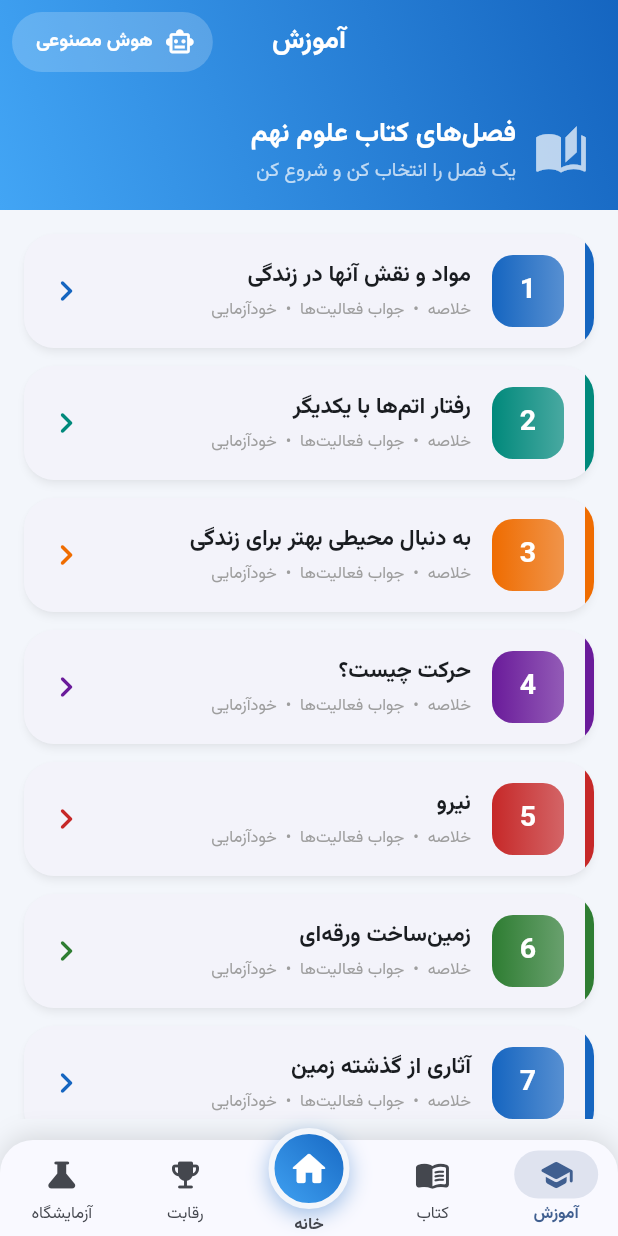
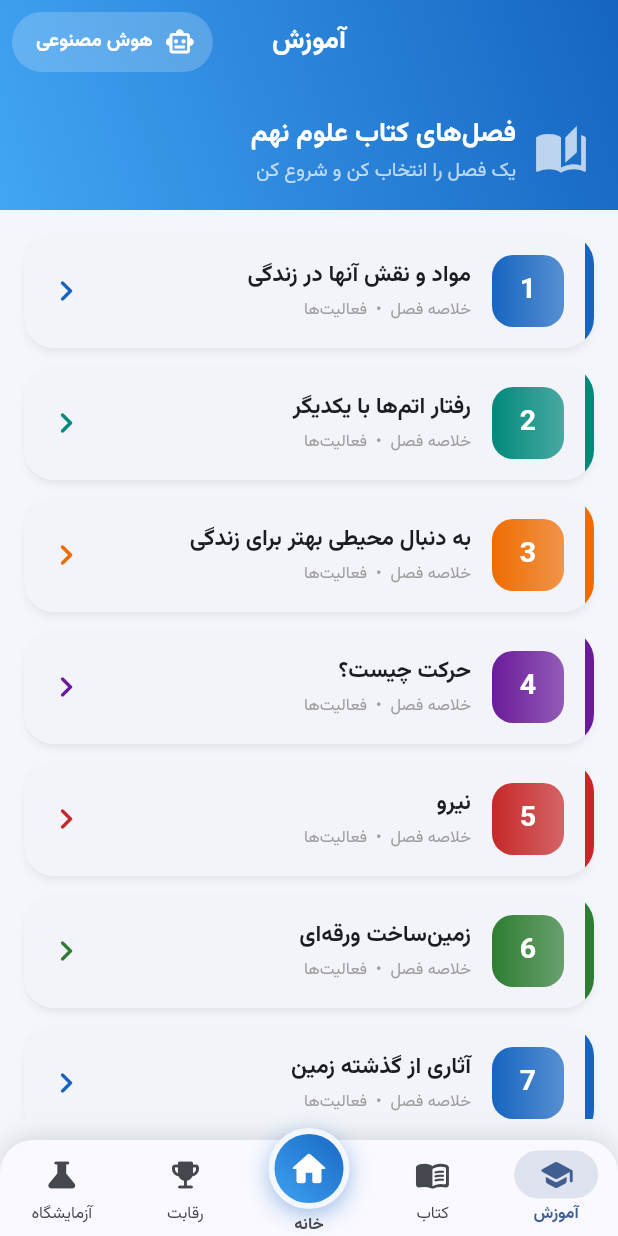
Before and after one commit to loghmanveysi-wq/oloom-noh, a Flutter app: the screen it shows once a user with an empty profile is signed in, item 5 of the bottom bar chosen, on a phone screen of 412 x 824 dp. Run offline on Flutter 3.47's test engine with Material 3 defaults, Android fonts, the phone set to English and light mode, and no system bars; our stand-ins replace audioplayers, cached_network_image, cloud_firestore, file_picker, firebase_auth, firebase_core and 6 more; missing offline and left inert: syncfusion_flutter_core, syncfusion_flutter_pdfviewer; accounts and stored records are empty.

Commit message:
Update learn_screen.dart

```diff
--- a/lib/screens/learn_screen.dart
+++ b/lib/screens/learn_screen.dart
@@ -146,7 +146,7 @@ class LearnScreen extends StatelessWidget {
                             Text(title, style: const TextStyle(fontWeight: FontWeight.bold, fontSize: 15)),
                             const SizedBox(height: 4),
                             const Text(
-                              'خلاصه  •  جواب فعالیت‌ها  •  خودآزمایی',
+                              'خلاصه فصل  •  فعالیت‌ها',
                               style: TextStyle(fontSize: 11, color: Colors.grey),
                             ),
                           ],
```
